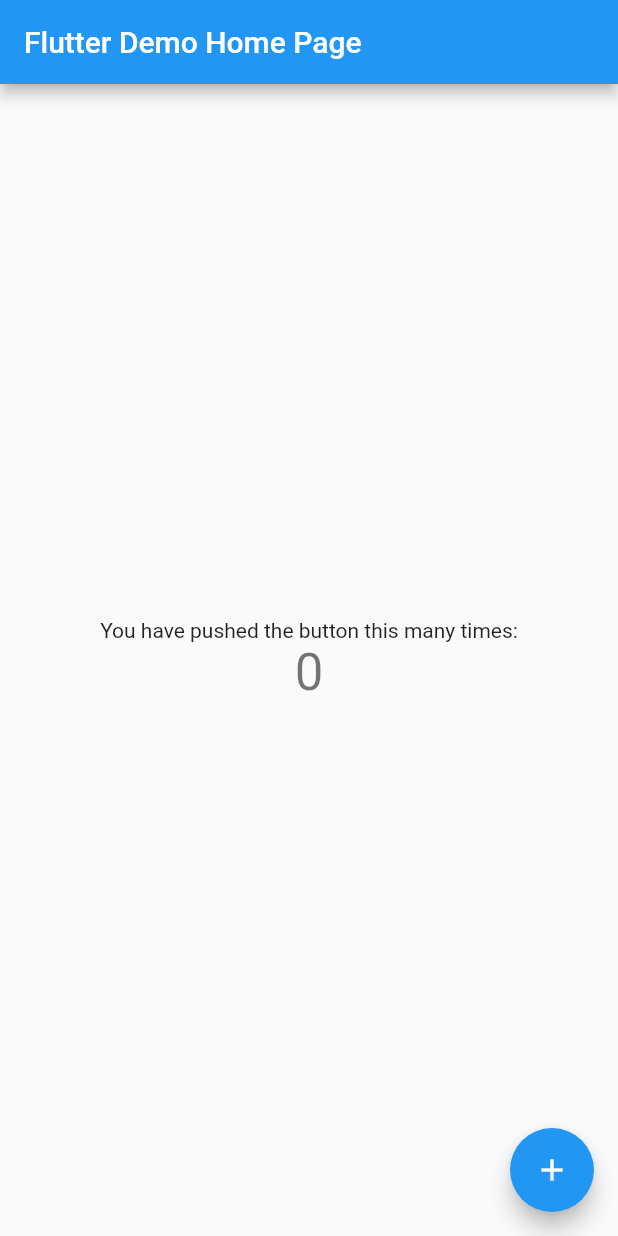
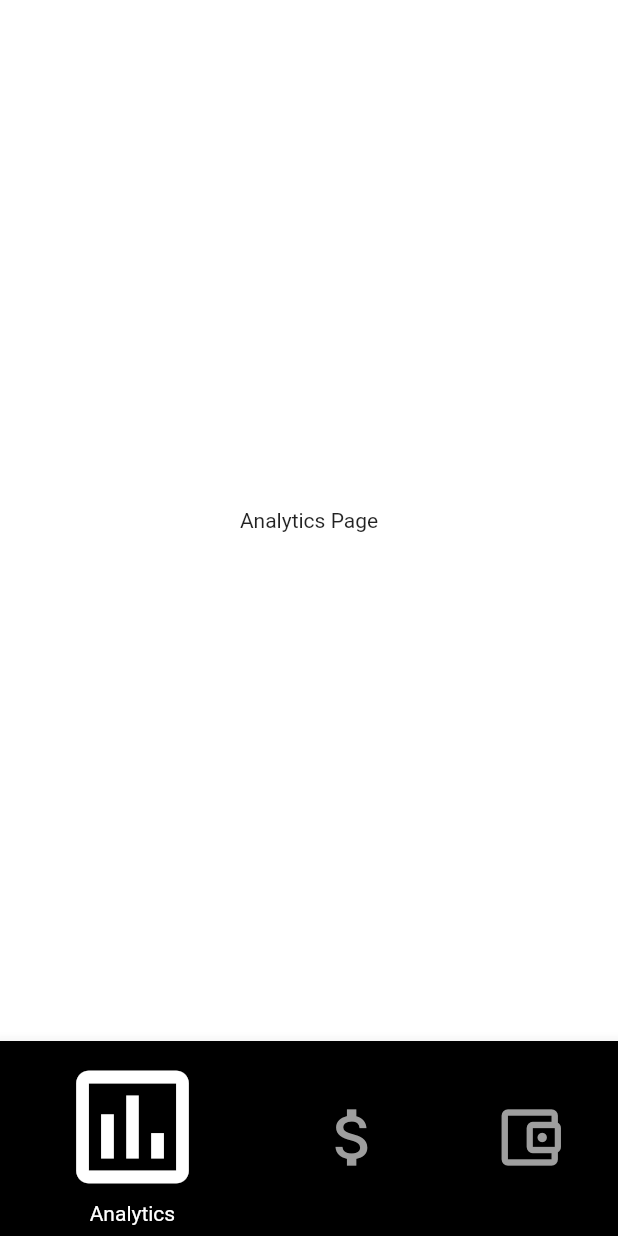
Before and after one commit to zyzera/bugdeting_app, a Flutter app: the screen it shows after launch, on a phone screen of 412 x 824 dp. Run offline on Flutter 3.47's test engine with Material 2 defaults, Android fonts, the phone set to English and light mode, and no system bars; our stand-ins replace get.

Commit message:
various changes

```diff
--- /dev/null
+++ b/lib/controllers/home_controllers.dart
@@ -0,0 +1,3 @@
+import 'package:get/get.dart';
+
+class HomeController extends GetxController {}
--- /dev/null
+++ b/lib/home_page.dart
@@ -0,0 +1,56 @@
+import 'package:budget_app/screens/analytics.dart';
+import 'package:budget_app/screens/wallet.dart';
+import 'package:budget_app/screens/budget.dart';
+import 'package:flutter/material.dart';
+
+class MyHomePage extends StatefulWidget {
+  MyHomePage({Key? key, required this.title}) : super(key: key);
+
+  final String title;
+
+  @override
+  _MyHomePageState createState() => _MyHomePageState();
+}
+
+class _MyHomePageState extends State<MyHomePage> {
+  int _selectedIndex = 0;
+
+  static const List _widgetOptions = [
+    AnalyticsPage(),
+    BudgetPage(),
+    WalletPage(),
+  ];
+
+  void _onItemTapped(int index) {
+    setState(() {
+      _selectedIndex = index;
+    });
+  }
+
+  @override
+  Widget build(BuildContext context) {
+    return Scaffold(
+      backgroundColor: Colors.white,
+      body: Center(child: _widgetOptions.elementAt(_selectedIndex)),
+      bottomNavigationBar: BottomNavigationBar(
+        type: BottomNavigationBarType.shifting,
+        items: const <BottomNavigationBarItem>[
+          BottomNavigationBarItem(
+            icon: Icon(Icons.assessment_outlined),
+            label: 'Analytics',
+          ),
+          BottomNavigationBarItem(
+            icon: Icon(Icons.attach_money),
+            label: 'Budget',
+          ),
+          BottomNavigationBarItem(
+            icon: Icon(Icons.account_balance_wallet_outlined),
+            label: 'Wallet',
+          ),
+        ],
+        currentIndex: _selectedIndex,
+        onTap: _onItemTapped,
+      ),
+    );
+  }
+}
--- a/lib/main.dart
+++ b/lib/main.dart
@@ -1,113 +1,37 @@
 import 'package:flutter/material.dart';
+import 'package:get/get.dart';
+import 'package:budget_app/home_page.dart';
 
 void main() {
   runApp(MyApp());
 }
 
 class MyApp extends StatelessWidget {
-  // This widget is the root of your application.
+  const MyApp({Key? key}) : super(key: key);
+
   @override
   Widget build(BuildContext context) {
-    return MaterialApp(
-      title: 'Flutter Demo',
+    return GetMaterialApp(
+      title: 'Flutter Budget App',
       theme: ThemeData(
-        // This is the theme of your application.
-        //
-        // Try running your application with "flutter run". You'll see the
-        // application has a blue toolbar. Then, without quitting the app, try
-        // changing the primarySwatch below to Colors.green and then invoke
-        // "hot reload" (press "r" in the console where you ran "flutter run",
-        // or simply save your changes to "hot reload" in a Flutter IDE).
-        // Notice that the counter didn't reset back to zero; the application
-        // is not restarted.
+        canvasColor: Colors.black,
         primarySwatch: Colors.blue,
+        bottomNavigationBarTheme: BottomNavigationBarThemeData(
+          selectedIconTheme: IconThemeData(
+            size: 100,
+            color: Colors.white,
+          ),
+          unselectedIconTheme: IconThemeData(
+            size: 50,
+            color: Colors.grey[500],
+          ),
+        ),
       ),
+      initialRoute: "/",
+      getPages: [
+        GetPage(name: "/", page: () => MyHomePage(title: 'Title')),
+      ],
       home: MyHomePage(title: 'Flutter Demo Home Page'),
     );
   }
 }
-
-class MyHomePage extends StatefulWidget {
-  MyHomePage({Key? key, required this.title}) : super(key: key);
-
-  // This widget is the home page of your application. It is stateful, meaning
-  // that it has a State object (defined below) that contains fields that affect
-  // how it looks.
-
-  // This class is the configuration for the state. It holds the values (in this
-  // case the title) provided by the parent (in this case the App widget) and
-  // used by the build method of the State. Fields in a Widget subclass are
-  // always marked "final".
-
-  final String title;
-
-  @override
-  _MyHomePageState createState() => _MyHomePageState();
-}
-
-class _MyHomePageState extends State<MyHomePage> {
-  int _counter = 0;
-
-  void _incrementCounter() {
-    setState(() {
-      // This call to setState tells the Flutter framework that something has
-      // changed in this State, which causes it to rerun the build method below
-      // so that the display can reflect the updated values. If we changed
-      // _counter without calling setState(), then the build method would not be
-      // called again, and so nothing would appear to happen.
-      _counter++;
-    });
-  }
-
-  @override
-  Widget build(BuildContext context) {
-    // This method is rerun every time setState is called, for instance as done
-    // by the _incrementCounter method above.
-    //
-    // The Flutter framework has been optimized to make rerunning build methods
-    // fast, so that you can just rebuild anything that needs updating rather
-    // than having to individually change instances of widgets.
-    return Scaffold(
-      appBar: AppBar(
-        // Here we take the value from the MyHomePage object that was created by
-        // the App.build method, and use it to set our appbar title.
-        title: Text(widget.title),
-      ),
-      body: Center(
-        // Center is a layout widget. It takes a single child and positions it
-        // in the middle of the parent.
-        child: Column(
-          // Column is also a layout widget. It takes a list of children and
-          // arranges them vertically. By default, it sizes itself to fit its
-          // children horizontally, and tries to be as tall as its parent.
-          //
-          // Invoke "debug painting" (press "p" in the console, choose the
-          // "Toggle Debug Paint" action from the Flutter Inspector in Android
-          // Studio, or the "Toggle Debug Paint" command in Visual Studio Code)
-          // to see the wireframe for each widget.
-          //
-          // Column has various properties to control how it sizes itself and
-          // how it positions its children. Here we use mainAxisAlignment to
-          // center the children vertically; the main axis here is the vertical
-          // axis because Columns are vertical (the cross axis would be
-          // horizontal).
-          mainAxisAlignment: MainAxisAlignment.center,
-          children: <Widget>[
-            Text(
-              'You have pushed the button this many times:',
-            ),
-            Text(
-              '$_counter',
-              style: Theme.of(context).textTheme.headline4,
-            ),
-          ],
-        ),
-      ),
-      floatingActionButton: FloatingActionButton(
-        onPressed: _incrementCounter,
-        tooltip: 'Increment',
-        child: Icon(Icons.add),
-      ), // This trailing comma makes auto-formatting nicer for build methods.
-    );
-  }
-}
--- /dev/null
+++ b/lib/screens/analytics.dart
@@ -0,0 +1,10 @@
+import 'package:flutter/material.dart';
+
+class AnalyticsPage extends StatelessWidget {
+  const AnalyticsPage({Key? key}) : super(key: key);
+
+  @override
+  Widget build(BuildContext context) {
+    return Container(child: Text('Analytics Page'));
+  }
+}
--- a/pubspec.yaml
+++ b/pubspec.yaml
@@ -23,6 +23,7 @@ environment:
 dependencies:
   flutter:
     sdk: flutter
+  get: ^4.3.8
 
 
   # The following adds the Cupertino Icons font to your application.
@@ -45,9 +46,8 @@ flutter:
   uses-material-design: true
 
   # To add assets to your application, add an assets section, like this:
-  # assets:
-  #   - images/a_dot_burr.jpeg
-  #   - images/a_dot_ham.jpeg
+  assets:
+    - assets/
 
   # An image asset can refer to one or more resolution-specific "variants", see
   # https://flutter.dev/assets-and-images/#resolution-aware.
```
Also changed, not shown: lib/screens/budget.dart (added, +109 -0 lines), lib/screens/wallet.dart (added, +10 -0 lines), pubspec.lock.
